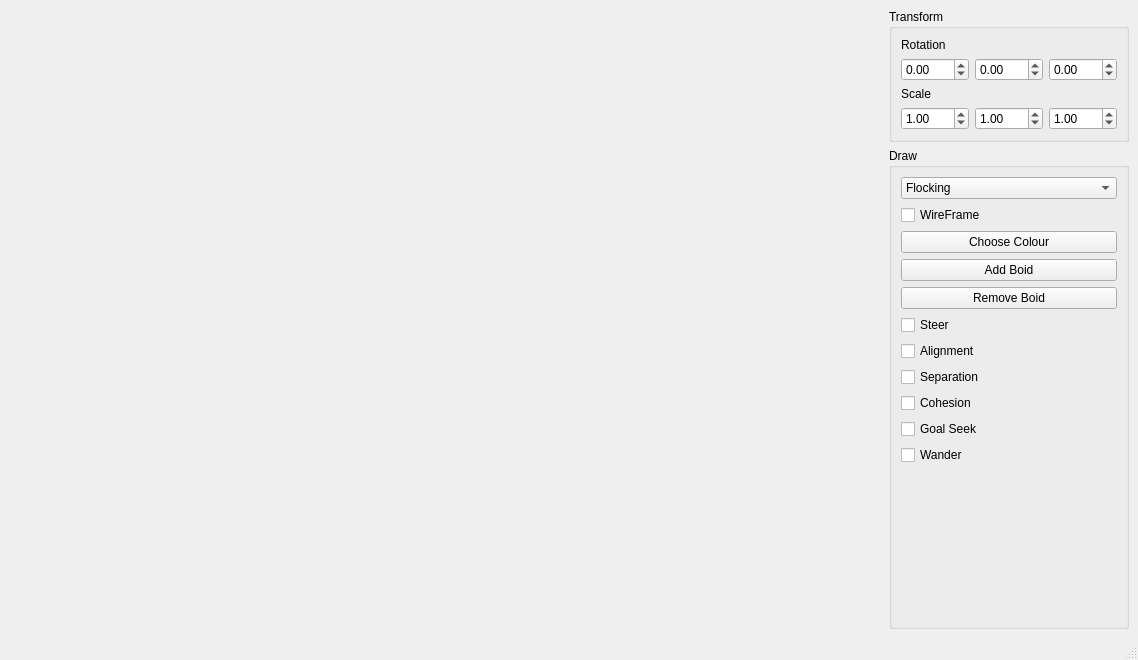
Old version of the form demo/ui/MainWindow.ui in the repository Anastasija3793/FlockingSystem.
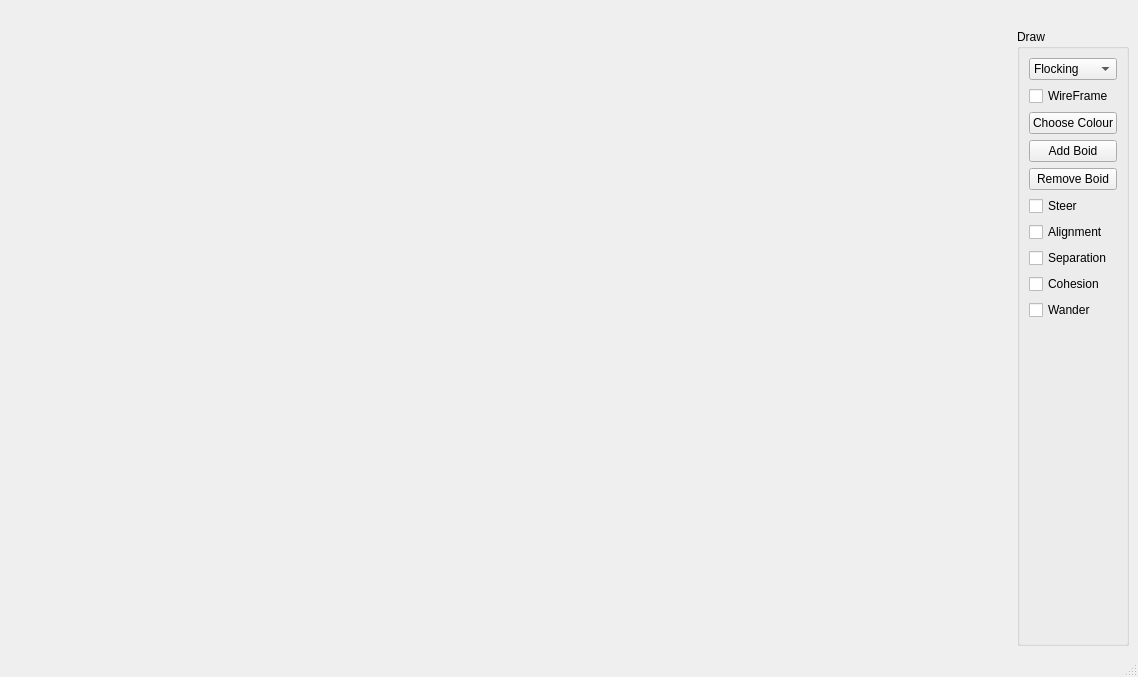
New version of the form.

```diff
--- a/demo/ui/MainWindow.ui
+++ b/demo/ui/MainWindow.ui
@@ -7,7 +7,7 @@
     <x>0</x>
     <y>0</y>
     <width>1138</width>
-    <height>660</height>
+    <height>677</height>
    </rect>
   </property>
   <property name="windowTitle">
@@ -15,107 +15,6 @@
   </property>
   <widget class="QWidget" name="centralwidget">
    <layout class="QGridLayout" name="s_mainWindowGridLayout">
-    <item row="0" column="1">
-     <widget class="QGroupBox" name="s_transformGB">
-      <property name="title">
-       <string>Transform</string>
-      </property>
-      <layout class="QGridLayout" name="gridLayout">
-       <item row="0" column="0">
-        <widget class="QLabel" name="label">
-         <property name="text">
-          <string>Rotation</string>
-         </property>
-        </widget>
-       </item>
-       <item row="1" column="1">
-        <widget class="QDoubleSpinBox" name="m_rotationY">
-         <property name="minimum">
-          <double>-360.000000000000000</double>
-         </property>
-         <property name="maximum">
-          <double>360.000000000000000</double>
-         </property>
-        </widget>
-       </item>
-       <item row="1" column="2">
-        <widget class="QDoubleSpinBox" name="m_rotationZ">
-         <property name="minimum">
-          <double>-360.000000000000000</double>
-         </property>
-         <property name="maximum">
-          <double>360.000000000000000</double>
-         </property>
-        </widget>
-       </item>
-       <item row="2" column="0">
-        <widget class="QLabel" name="label_2">
-         <property name="text">
-          <string>Scale</string>
-         </property>
-        </widget>
-       </item>
-       <item row="3" column="0">
-        <widget class="QDoubleSpinBox" name="m_scaleX">
-         <property name="minimum">
-          <double>-4.000000000000000</double>
-         </property>
-         <property name="maximum">
-          <double>4.000000000000000</double>
-         </property>
-         <property name="singleStep">
-          <double>0.010000000000000</double>
-         </property>
-         <property name="value">
-          <double>1.000000000000000</double>
-         </property>
-        </widget>
-       </item>
-       <item row="3" column="1">
-        <widget class="QDoubleSpinBox" name="m_scaleY">
-         <property name="minimum">
-          <double>-4.000000000000000</double>
-         </property>
-         <property name="maximum">
-          <double>4.000000000000000</double>
-         </property>
-         <property name="singleStep">
-          <double>0.010000000000000</double>
-         </property>
-         <property name="value">
-          <double>1.000000000000000</double>
-         </property>
-        </widget>
-       </item>
-       <item row="3" column="2">
-        <widget class="QDoubleSpinBox" name="m_scaleZ">
-         <property name="minimum">
-          <double>-4.000000000000000</double>
-         </property>
-         <property name="maximum">
-          <double>4.000000000000000</double>
-         </property>
-         <property name="singleStep">
-          <double>0.010000000000000</double>
-         </property>
-         <property name="value">
-          <double>1.000000000000000</double>
-         </property>
-        </widget>
-       </item>
-       <item row="1" column="0">
-        <widget class="QDoubleSpinBox" name="m_rotationX">
-         <property name="minimum">
-          <double>-360.000000000000000</double>
-         </property>
-         <property name="maximum">
-          <double>360.000000000000000</double>
-         </property>
-        </widget>
-       </item>
-      </layout>
-     </widget>
-    </item>
     <item row="0" column="0">
      <spacer name="horizontalSpacer">
       <property name="orientation">
@@ -209,7 +108,7 @@
          </property>
         </widget>
        </item>
-       <item row="12" column="0">
+       <item row="11" column="0">
         <spacer name="verticalSpacer">
          <property name="orientation">
           <enum>Qt::Vertical</enum>
@@ -222,13 +121,6 @@
          </property>
         </spacer>
        </item>
-       <item row="10" column="0">
-        <widget class="QCheckBox" name="m_goal">
-         <property name="text">
-          <string>Goal Seek</string>
-         </property>
-        </widget>
-       </item>
        <item row="6" column="0">
         <widget class="QCheckBox" name="m_steer">
          <property name="text">
@@ -236,7 +128,7 @@
          </property>
         </widget>
        </item>
-       <item row="11" column="0">
+       <item row="10" column="0">
         <widget class="QCheckBox" name="m_wander">
          <property name="text">
           <string>Wander</string>
```
Left out of the diff: 2 changed lines with no effect on the pictures.
